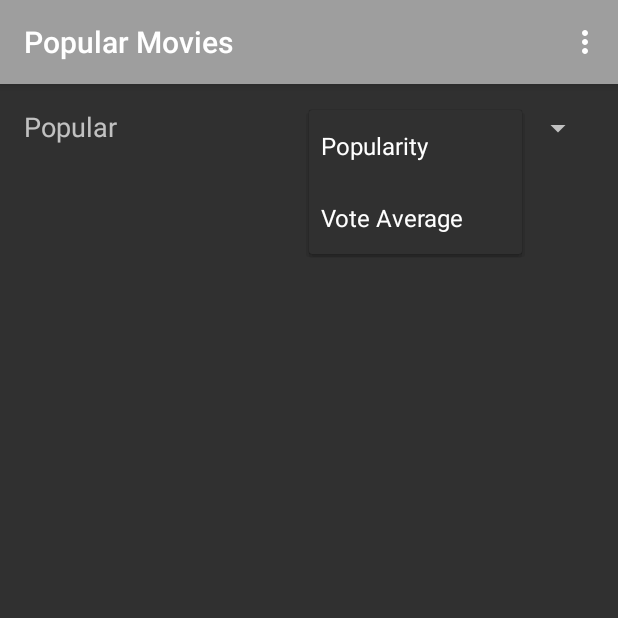
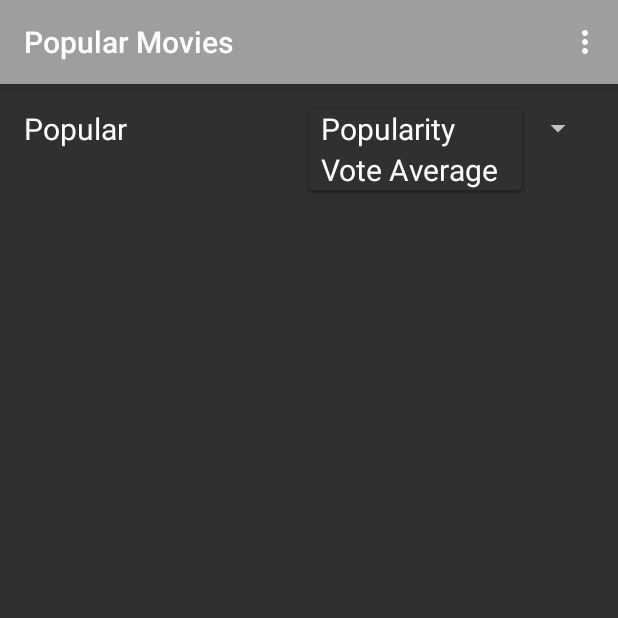
Before and after one commit to pengkunRu/Popular-Movies, an Android app: the screen it shows after launch (MainActivity), after a tap on "Popularity", on a phone screen of 412 x 824 dp, the top half of it. Run offline under Robolectric (Android 15) with nearby library versions, the phone set to English and light mode, and no system bars; our stand-ins replace Picasso; pictures from the network do not load.

Commit message:
1.30 Customizing Spinner Items

```diff
--- a/app/src/main/java/com/example/android/popularmovies/MainActivity.java
+++ b/app/src/main/java/com/example/android/popularmovies/MainActivity.java
@@ -11,7 +11,9 @@ import android.view.Menu;
 import android.view.MenuInflater;
 import android.view.MenuItem;
 import android.view.View;
+import android.widget.ArrayAdapter;
 import android.widget.ProgressBar;
+import android.widget.Spinner;
 import android.widget.TextView;
 import android.widget.Toast;
 
@@ -38,6 +40,10 @@ public class MainActivity extends AppCompatActivity implements MovieAdapter.List
     private TextView mErrorMessage;
     // Create a variable store a reference to the prograss bar loading indicator
     private ProgressBar mLoadingIndicator;
+    // Create a variable store a reference to the spinner items adapter
+    private ArrayAdapter mSpinnerAdapter;
+    // Create a variable store a reference to the spinner
+    private Spinner mSpinner;
 
     @Override
     protected void onCreate(Bundle savedInstanceState) {
@@ -48,6 +54,14 @@ public class MainActivity extends AppCompatActivity implements MovieAdapter.List
         mLoadingIndicator = (ProgressBar) findViewById(R.id.pb_loading_indicator);
 
         mRecyclerView = (RecyclerView) findViewById(R.id.rv_movies);
+        mSpinner = (Spinner)findViewById(R.id.spinner_sortby);
+
+        /**
+         *  Bind the string array of items to the spinner item layout
+         */
+        mSpinnerAdapter = ArrayAdapter.createFromResource(this,R.array.sorts_array,R.layout.spinner_list_item);
+        mSpinner.setAdapter(mSpinnerAdapter);
+
 
         /**
          * Creates a vertical GridLayoutManager
--- a/app/src/main/res/layout/activity_main.xml
+++ b/app/src/main/res/layout/activity_main.xml
@@ -18,18 +18,19 @@
             android:padding="16dp">
 
             <TextView
-                android:layout_weight="1"
-                android:textSize="18sp"
                 android:id="@+id/tv_display_category"
                 android:layout_width="0dp"
                 android:layout_height="wrap_content"
-                android:text="@string/categoty_popular" />
+                android:layout_weight="1"
+                android:text="@string/categoty_popular"
+                android:textColor="@android:color/white"
+                android:textSize="20sp" />
 
             <Spinner
-                android:layout_weight="1"
-                android:id="@+id/sp_sort_by"
+                android:id="@+id/spinner_sortby"
                 android:layout_width="0dp"
                 android:layout_height="wrap_content"
+                android:layout_weight="1"
                 android:entries="@array/sorts_array"
                 android:prompt="@string/sorts_prompt">
             </Spinner>
--- /dev/null
+++ b/app/src/main/res/layout/spinner_list_item.xml
@@ -0,0 +1,8 @@
+<?xml version="1.0" encoding="utf-8"?>
+<TextView xmlns:android="http://schemas.android.com/apk/res/android"
+    android:layout_width="match_parent"
+    android:layout_height="wrap_content"
+    android:id="@+id/spinner_item"
+    android:textSize="20sp"
+    style="@style/spinner_dropdown_style_theme1"
+    android:textColor="#FFFFFF"/>
--- a/app/src/main/res/values/styles.xml
+++ b/app/src/main/res/values/styles.xml
@@ -17,4 +17,9 @@
 
     <style name="AppTheme.PopupOverlay" parent="ThemeOverlay.AppCompat.Light" />
 
+    <!-- Define Style for spinner items -->
+    <style name="spinner_dropdown_style_theme1" parent="Widget.AppCompat.DropDownItem.Spinner">
+        <item name="android:textColor">@android:color/white</item>
+    </style>
+
 </resources>
```
